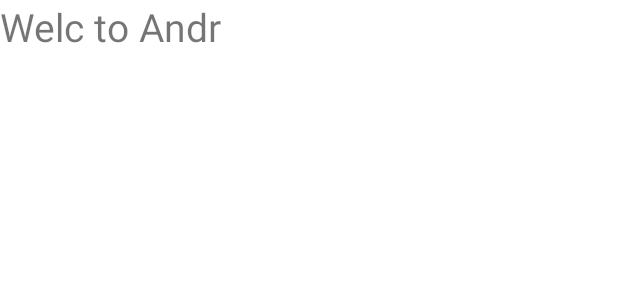
After one commit to ek2999/alexey1, an Android app: the layout second2_layout.xml on its own in the app's theme, with its tools: preview values and no code run, on a phone screen of 412 x 824 dp. The commit adds this screen. Shown: the top 300 px of the screen. Run offline under Robolectric (Android 15) with nearby library versions, the phone set to English and light mode, and no system bars.

Commit message:
java layout

```diff
--- a/app/src/main/res/layout/activity_main.xml
+++ b/app/src/main/res/layout/activity_main.xml
@@ -1,5 +1,6 @@
 <?xml version="1.0" encoding="utf-8"?>
-<androidx.constraintlayout.widget.ConstraintLayout xmlns:android="http://schemas.android.com/apk/res/android"
+<androidx.constraintlayout.widget.ConstraintLayout
+    xmlns:android="http://schemas.android.com/apk/res/android"
     xmlns:app="http://schemas.android.com/apk/res-auto"
     xmlns:tools="http://schemas.android.com/tools"
     android:layout_width="match_parent"
--- /dev/null
+++ b/app/src/main/res/layout/second2_layout.xml
@@ -0,0 +1,13 @@
+<?xml version="1.0" encoding="utf-8"?>
+<LinearLayout xmlns:android="http://schemas.android.com/apk/res/android"
+    android:layout_width="match_parent"
+    android:layout_height="match_parent">
+
+        <TextView
+            android:id="@+id/header"
+            android:text="Welc to Andr"
+            android:textSize="26sp"
+            android:layout_height="match_parent"
+            android:layout_width="match_parent"/>
+
+</LinearLayout>
```
Also changed, not shown: app/src/main/java/ru/synergy/alexey1/MainActivity.java (+8 -2 lines).
